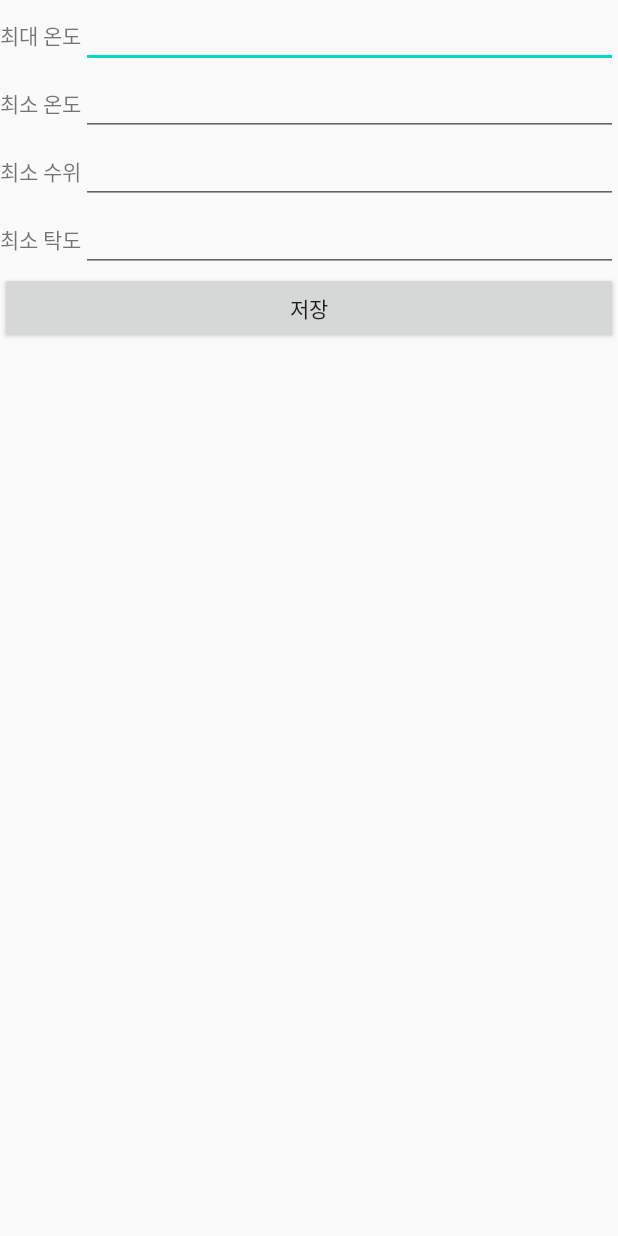
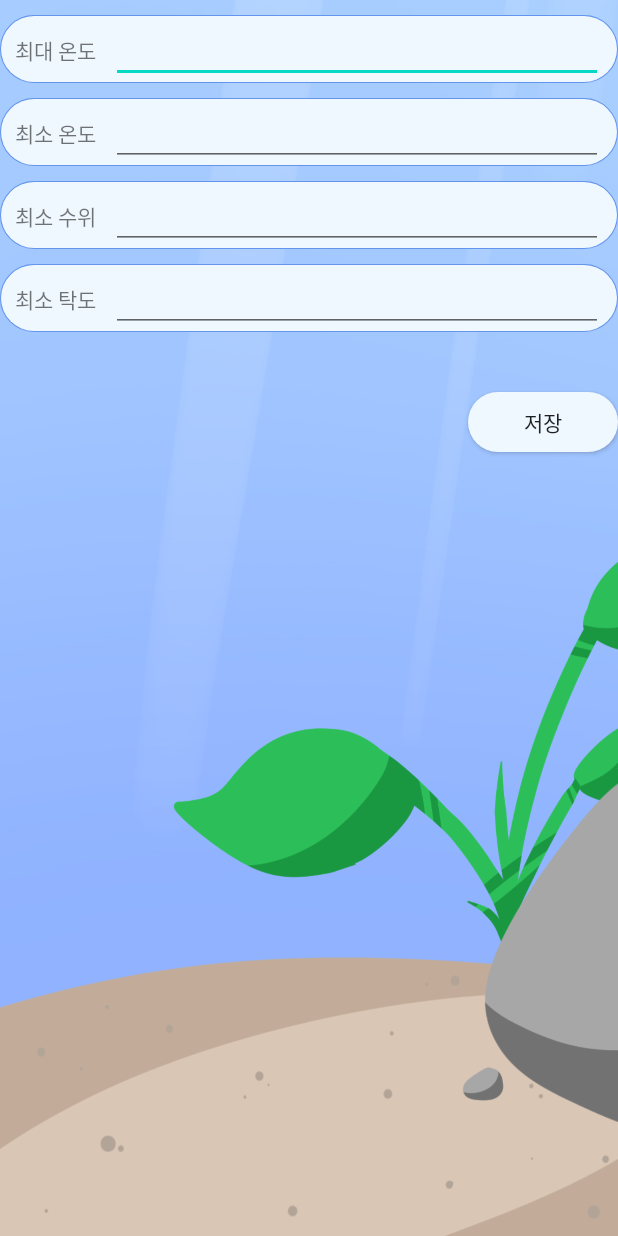
Before and after one commit to ChoiSenn/DodamDodam-, an Android app: the screen it shows after launch once a user with an empty profile is signed in (SettingActivity), after a tap on an icon or button, on a phone screen of 412 x 824 dp. Run offline under Robolectric (Android 15) with nearby library versions, the phone set to English and light mode, and no system bars; our stand-ins replace Firebase (no records; nobody signed in at launch, a user with empty details on screens opened directly); libraries missing offline, so code that uses them is left out: com.dinuscxj.progressbar; 20 statements that could not run were skipped.

Commit message:
UI - etc

```diff
--- a/DodamDodamExApplication/app/src/main/java/com/cookandroid/dodamdodamexapplication/MapActivity.java
+++ b/DodamDodamExApplication/app/src/main/java/com/cookandroid/dodamdodamexapplication/MapActivity.java
@@ -623,7 +623,7 @@ public class MapActivity extends AppCompatActivity
                 .listener(MapActivity.this)
                 .key(place_APIKey)
                 .latlng(location.latitude, location.longitude)//현재 위치
-                .radius(500) //500 미터 내에서 검색
+                .radius(5000) //5000 미터 내에서 검색
                 .type(PlaceType.AQUARIUM) // 아쿠아리움
                 .build()
                 .execute();
--- a/DodamDodamExApplication/app/src/main/res/layout/activity_main.xml
+++ b/DodamDodamExApplication/app/src/main/res/layout/activity_main.xml
@@ -53,13 +53,13 @@
     <LinearLayout
         android:layout_width="match_parent"
         android:layout_height="wrap_content"
-        android:layout_marginTop="10dp"
+        android:layout_marginTop="40dp"
         android:layout_weight="100"
         android:orientation="vertical">
 
         <LinearLayout
             android:layout_width="wrap_content"
-            android:layout_height="wrap_content"
+            android:layout_height="match_parent"
             android:orientation="horizontal">
 
             <LinearLayout
@@ -71,7 +71,7 @@
                     android:id="@+id/vertical_progressbar"
                     style="@style/Widget.ProgressBar.Vertical"
                     android:layout_width="50dip"
-                    android:layout_height="451dip"
+                    android:layout_height="480dip"
                     android:layout_marginLeft="60dp"
                     android:layout_marginTop="10dp"
                     android:layout_marginRight="60dp"
@@ -112,7 +112,8 @@
             <LinearLayout
                 android:layout_width="wrap_content"
                 android:layout_height="wrap_content"
-                android:orientation="vertical">
+                android:orientation="vertical"
+                android:layout_marginTop="15dp">
 
                 <com.dinuscxj.progressbar.CircleProgressBar
                     android:id="@+id/temp_circlebar"
@@ -173,7 +174,8 @@
                     app:progress_stroke_cap="round"
                     app:progress_stroke_width="20dp "
                     app:progress_text_size="50sp"
-                    app:style="solid_line" />
+                    app:style="solid_line"
+                    android:layout_marginTop="30dp"/>
 
                 <LinearLayout
                     android:layout_width="match_parent"
--- a/DodamDodamExApplication/app/src/main/res/layout/map.xml
+++ b/DodamDodamExApplication/app/src/main/res/layout/map.xml
@@ -19,7 +19,8 @@
     <LinearLayout
         android:layout_width="match_parent"
         android:layout_height="60dp"
-        android:orientation="horizontal">
+        android:orientation="horizontal"
+        android:layout_marginTop="10dp">
 
         <Button
             android:id="@+id/btnBack"
--- a/DodamDodamExApplication/app/src/main/res/layout/setting.xml
+++ b/DodamDodamExApplication/app/src/main/res/layout/setting.xml
@@ -2,18 +2,22 @@
 <LinearLayout xmlns:android="http://schemas.android.com/apk/res/android"
     android:layout_width="match_parent"
     android:layout_height="match_parent"
-    android:orientation="vertical">
+    android:orientation="vertical"
+    android:background="@drawable/mbackground">
 
     <LinearLayout
         android:layout_width="match_parent"
         android:layout_height="wrap_content"
-        android:orientation="horizontal">
+        android:orientation="horizontal"
+        android:background="@drawable/border_layout2"
+        android:layout_marginTop="10dp">
 
         <TextView
             android:id="@+id/t"
             android:layout_width="wrap_content"
             android:layout_height="wrap_content"
-            android:text="최대 온도" />
+            android:text="최대 온도"
+            android:layout_marginLeft="10dp"/>
 
         <EditText
             android:id="@+id/maxTemp"
@@ -21,20 +25,25 @@
             android:layout_height="wrap_content"
             android:layout_weight="1"
             android:ems="10"
-            android:inputType="number" />
+            android:inputType="number"
+            android:layout_marginLeft="10dp"
+            android:layout_marginRight="10dp"/>
 
     </LinearLayout>
 
     <LinearLayout
         android:layout_width="match_parent"
         android:layout_height="wrap_content"
-        android:orientation="horizontal">
+        android:orientation="horizontal"
+        android:background="@drawable/border_layout2"
+        android:layout_marginTop="10dp">
 
         <TextView
             android:id="@+id/t2"
             android:layout_width="wrap_content"
             android:layout_height="wrap_content"
-            android:text="최소 온도" />
+            android:text="최소 온도"
+            android:layout_marginLeft="10dp"/>
 
         <EditText
             android:id="@+id/minTemp"
@@ -42,19 +51,24 @@
             android:layout_height="wrap_content"
             android:layout_weight="1"
             android:ems="10"
-            android:inputType="number" />
+            android:inputType="number"
+            android:layout_marginLeft="10dp"
+            android:layout_marginRight="10dp"/>
     </LinearLayout>
 
     <LinearLayout
         android:layout_width="match_parent"
         android:layout_height="wrap_content"
-        android:orientation="horizontal">
+        android:orientation="horizontal"
+        android:background="@drawable/border_layout2"
+        android:layout_marginTop="10dp">
 
         <TextView
             android:id="@+id/t3"
             android:layout_width="wrap_content"
             android:layout_height="wrap_content"
-            android:text="최소 수위" />
+            android:text="최소 수위"
+            android:layout_marginLeft="10dp"/>
 
         <EditText
             android:id="@+id/minLevel"
@@ -62,19 +76,24 @@
             android:layout_height="wrap_content"
             android:layout_weight="1"
             android:ems="10"
-            android:inputType="number" />
+            android:inputType="number"
+            android:layout_marginLeft="10dp"
+            android:layout_marginRight="10dp"/>
     </LinearLayout>
 
     <LinearLayout
         android:layout_width="match_parent"
         android:layout_height="wrap_content"
-        android:orientation="horizontal">
+        android:orientation="horizontal"
+        android:background="@drawable/border_layout2"
+        android:layout_marginTop="10dp">
 
         <TextView
             android:id="@+id/t4"
             android:layout_width="wrap_content"
             android:layout_height="wrap_content"
-            android:text="최소 탁도" />
+            android:text="최소 탁도"
+            android:layout_marginLeft="10dp"/>
 
         <EditText
             android:id="@+id/minTurb"
@@ -82,12 +101,17 @@
             android:layout_height="wrap_content"
             android:layout_weight="1"
             android:ems="10"
-            android:inputType="number" />
+            android:inputType="number"
+            android:layout_marginLeft="10dp"
+            android:layout_marginRight="10dp"/>
     </LinearLayout>
 
     <Button
         android:id="@+id/btnSet"
-        android:layout_width="match_parent"
-        android:layout_height="wrap_content"
-        android:text="저장" />
+        android:layout_width="100dp"
+        android:layout_height="40dp"
+        android:text="저장"
+        android:background="@drawable/border_button"
+        android:layout_gravity="end"
+        android:layout_marginTop="40dp"/>
 </LinearLayout>
```
